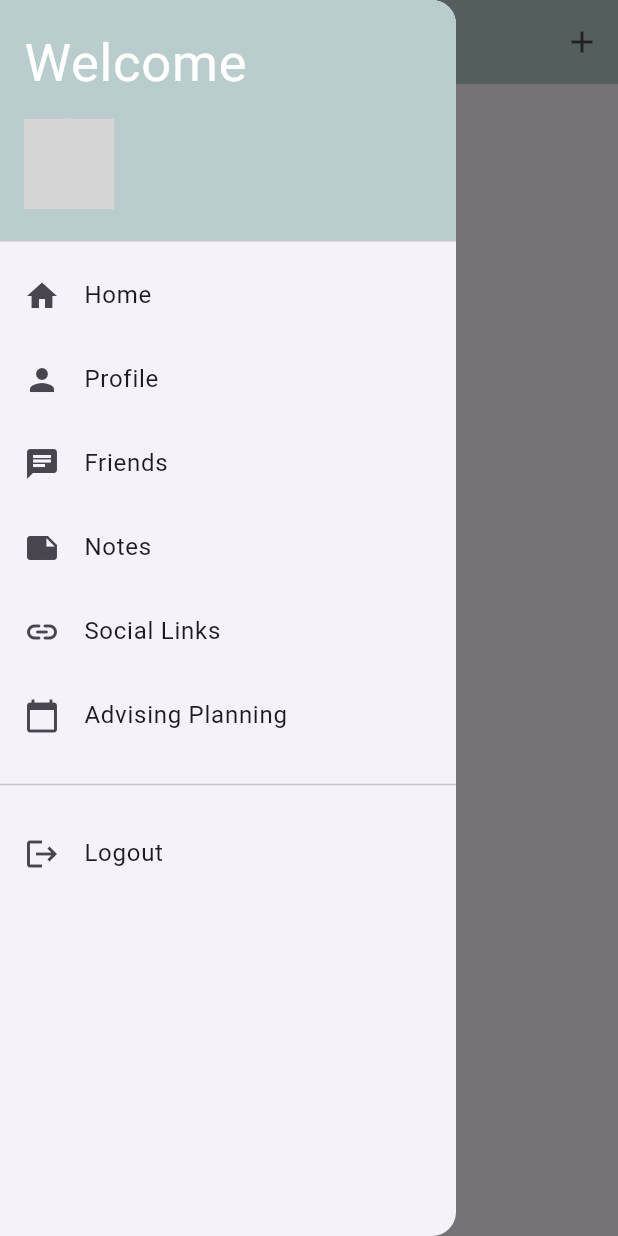
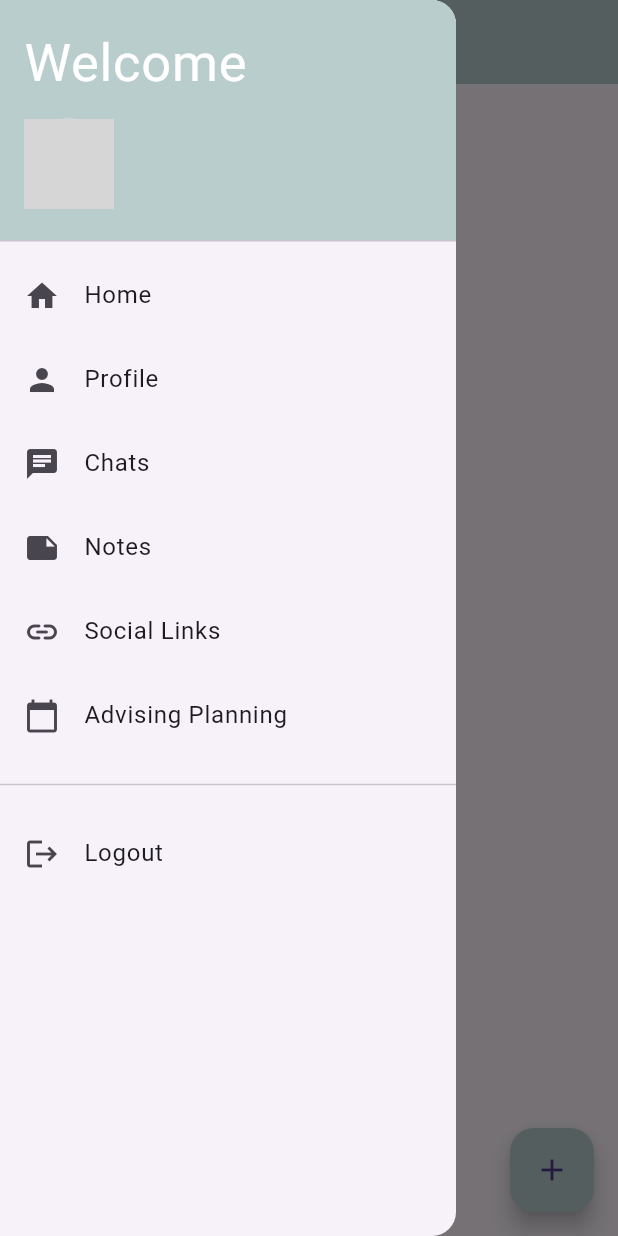
Before and after one commit to X-Irrelevant-X/UMate, a Flutter app: the Friends screen opened directly, with the side drawer open, on a phone screen of 412 x 824 dp. Run offline on Flutter 3.47's test engine with Material 3 defaults, Android fonts, the phone set to English and light mode, and no system bars; our stand-ins replace auto_size_text, cloud_firestore, firebase_auth, firebase_core, firebase_storage, image_picker and 1 more; accounts and stored records are empty; network calls fail; grey boxes are pictures that could not be loaded.

Commit message:
v 0.6.3
Added prompt for deleting chat msg, icon for adding friends removed to below

```diff
--- a/lib/view/friends.dart
+++ b/lib/view/friends.dart
@@ -21,14 +21,6 @@ class _FriendsState extends State<Friends> {
           'Chats',
           style: TextStyle(fontSize: 30),
         ),
-        actions: [
-          IconButton(
-            icon: const Icon(Icons.add),
-            onPressed: () {
-              _showAddFriendPopup(context);
-            },
-          ),
-        ],
         centerTitle: true,
         backgroundColor: const Color.fromARGB(255, 185, 205, 205),
         leading: Builder(
@@ -80,7 +72,7 @@ class _FriendsState extends State<Friends> {
                                 onPressed: () {
                                   Navigator.of(context).pop();
                                   friendsController.deleteFriend(friend['email'] ?? '').then((_) {
-                                    setState(() {}); // Update the UI
+                                    setState(() {});
                                   });
                                 },
                                 child: Text('Yes'),
@@ -102,6 +94,13 @@ class _FriendsState extends State<Friends> {
             );
           }
         },
+      ),
+      floatingActionButton: FloatingActionButton(
+        onPressed: () {
+          _showAddFriendPopup(context);
+        },
+        child: Icon(Icons.add),
+        backgroundColor: const Color.fromARGB(255, 185, 205, 205),
       ),
     );
  }
--- a/lib/view/sidebar.dart
+++ b/lib/view/sidebar.dart
@@ -98,7 +98,7 @@ class SideBar extends StatelessWidget {
           ),
           ListTile(
             leading: Icon(Icons.chat),
-            title: Text('Friends'),
+            title: Text('Chats'),
             onTap: () {
               SidebarController().navigateToPage(context, Friends());
             },
--- a/pubspec.yaml
+++ b/pubspec.yaml
@@ -19,11 +19,6 @@ dependencies:
   path: any
   auto_size_text: ^3.0.0
   intl: ^0.19.0
-  sqflite: 2.0.0+3
-  path_provider: 2.0.1
-  flutter_staggered_grid_view: 0.4.0
-  flutter_svg: ^0.22.0
-  provider: ^6.1.2
 
 dev_dependencies:
   flutter_test:
```
Also changed, not shown: lib/controller/login_c.dart (+1 -34 lines), lib/view/chat.dart (+36 -3 lines), lib/view/notes.dart (+4 -4 lines), pubspec.lock, 1 other file.
